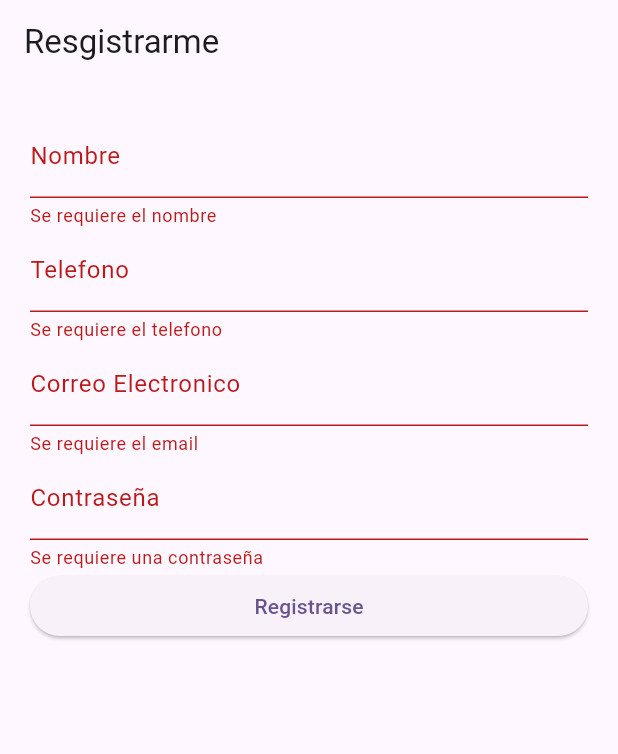
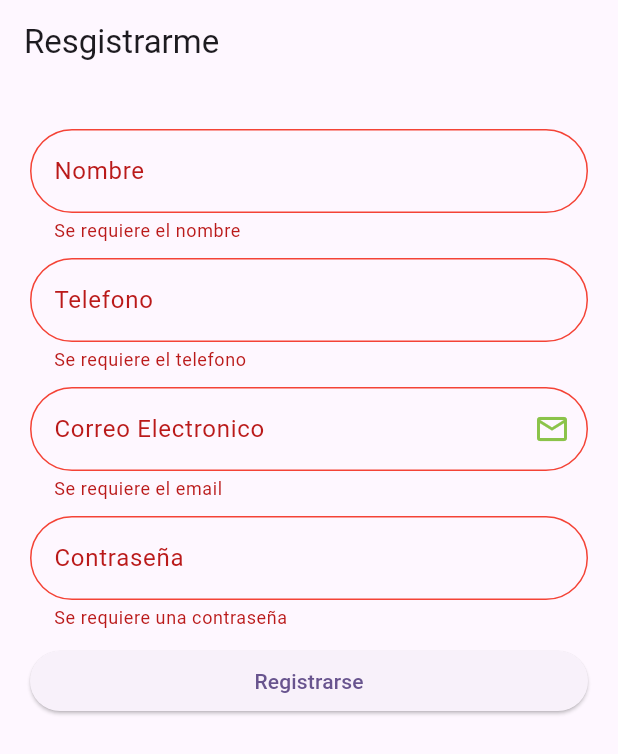
Before and after one commit to JuanMedina71/Starbucks_Login, a Flutter app: the RegisterScreen screen opened by its route, on a phone screen of 412 x 824 dp. Shown: the top 754 px of the screen. Run offline on Flutter 3.47's test engine with Material 2 defaults, Android fonts, the phone set to English and light mode, and no system bars; our stand-ins replace cloud_firestore, equatable, firebase_auth, firebase_core, flutter_bloc, formz and 1 more; accounts and stored records are empty.

Commit message:
detalles para decoración

```diff
--- a/lib/aplication/screens/register_screen.dart
+++ b/lib/aplication/screens/register_screen.dart
@@ -24,6 +24,8 @@ class RegisterForm extends StatelessWidget {
   const RegisterForm({super.key});
   @override
   Widget build(BuildContext context) {
+    final colors = Theme.of(context).colorScheme;
+
     return BlocListener<LoginBloc, LoginState>(
       listener: (context, state) {
         if (state.status == FormzStatus.submissionSuccess) {
@@ -34,15 +36,32 @@ class RegisterForm extends StatelessWidget {
       },
       child: Padding(
         padding: const EdgeInsets.all(20.0),
+        child: SingleChildScrollView(
           child: Column(
             crossAxisAlignment: CrossAxisAlignment.stretch,
             children: [
+              SizedBox(
+                height: 10,
+              ),
               _buildNameInput(),
+              SizedBox(
+                height: 10,
+              ),
               _buildPhoneInput(),
+              SizedBox(
+                height: 10,
+              ),
               _buildEmailInput(),
+              SizedBox(
+                height: 10,
+              ),
               _buildPasswordInput(),
+              SizedBox(
+                height: 10,
+              ),
               _buildRegisterButton(),
             ],
+          ),
         ),
       ),
     );
@@ -50,10 +69,18 @@ class RegisterForm extends StatelessWidget {
 }
 
 Widget _buildNameInput() {
+  final border = OutlineInputBorder(borderRadius: BorderRadius.circular(40));
+
   return BlocBuilder<LoginBloc, LoginState>(builder: (context, state) {
     return TextFormField(
       onChanged: (value) => context.read<LoginBloc>().add(NameChanged(value)),
       decoration: InputDecoration(
+        errorBorder: border.copyWith(borderSide: BorderSide(color: Colors.red)),
+        focusedErrorBorder:
+            border.copyWith(borderSide: BorderSide(color: Colors.red)),
+        enabledBorder: border,
+        focusedBorder:
+            border.copyWith(borderSide: BorderSide(color: Colors.green)),
         labelText: 'Nombre',
         errorText: state.name.error != null ? 'Se requiere el nombre' : null,
       ),
@@ -62,11 +89,19 @@ Widget _buildNameInput() {
 }
 
 Widget _buildPhoneInput() {
+  final border = OutlineInputBorder(borderRadius: BorderRadius.circular(40));
+
   return BlocBuilder<LoginBloc, LoginState>(builder: (context, state) {
     return TextFormField(
       keyboardType: TextInputType.phone,
       onChanged: (value) => context.read<LoginBloc>().add(PhoneChanged(value)),
       decoration: InputDecoration(
+        errorBorder: border.copyWith(borderSide: BorderSide(color: Colors.red)),
+        focusedErrorBorder:
+            border.copyWith(borderSide: BorderSide(color: Colors.red)),
+        enabledBorder: border,
+        focusedBorder:
+            border.copyWith(borderSide: BorderSide(color: Colors.green)),
         labelText: 'Telefono',
         errorText: state.phone.error != null ? 'Se requiere el telefono' : null,
       ),
@@ -75,23 +110,44 @@ Widget _buildPhoneInput() {
 }
 
 Widget _buildEmailInput() {
+  final border = OutlineInputBorder(borderRadius: BorderRadius.circular(40));
+
   return BlocBuilder<LoginBloc, LoginState>(builder: (context, state) {
     return TextFormField(
       onChanged: (value) => context.read<LoginBloc>().add(EmailChanged(value)),
       decoration: InputDecoration(
+          errorBorder:
+              border.copyWith(borderSide: BorderSide(color: Colors.red)),
+          focusedErrorBorder:
+              border.copyWith(borderSide: BorderSide(color: Colors.red)),
+          enabledBorder: border,
+          focusedBorder:
+              border.copyWith(borderSide: BorderSide(color: Colors.green)),
           labelText: 'Correo Electronico',
           errorText: state.email.error != null ? 'Se requiere el email' : null,
-      ),
+          suffixIcon: Icon(
+            Icons.email_outlined,
+            color: Colors.lightGreen,
+          )),
     );
   });
 }
 
 Widget _buildPasswordInput() {
+  final border = OutlineInputBorder(borderRadius: BorderRadius.circular(40));
+
   return BlocBuilder<LoginBloc, LoginState>(builder: (context, state) {
     return TextFormField(
+      obscureText: true,
       onChanged: (value) =>
           context.read<LoginBloc>().add(PasswordChanged(value)),
       decoration: InputDecoration(
+        errorBorder: border.copyWith(borderSide: BorderSide(color: Colors.red)),
+        focusedErrorBorder:
+            border.copyWith(borderSide: BorderSide(color: Colors.red)),
+        enabledBorder: border,
+        focusedBorder:
+            border.copyWith(borderSide: BorderSide(color: Colors.green)),
         labelText: 'Contraseña',
         errorText:
             state.password.error != null ? 'Se requiere una contraseña' : null,
@@ -101,6 +157,8 @@ Widget _buildPasswordInput() {
 }
 
 Widget _buildRegisterButton() {
+  final border = OutlineInputBorder(borderRadius: BorderRadius.circular(40));
+
   return BlocBuilder<LoginBloc, LoginState>(
     builder: (context, state) {
       return ElevatedButton(
```
Lines whose indentation alone changed are shown as unchanged.
